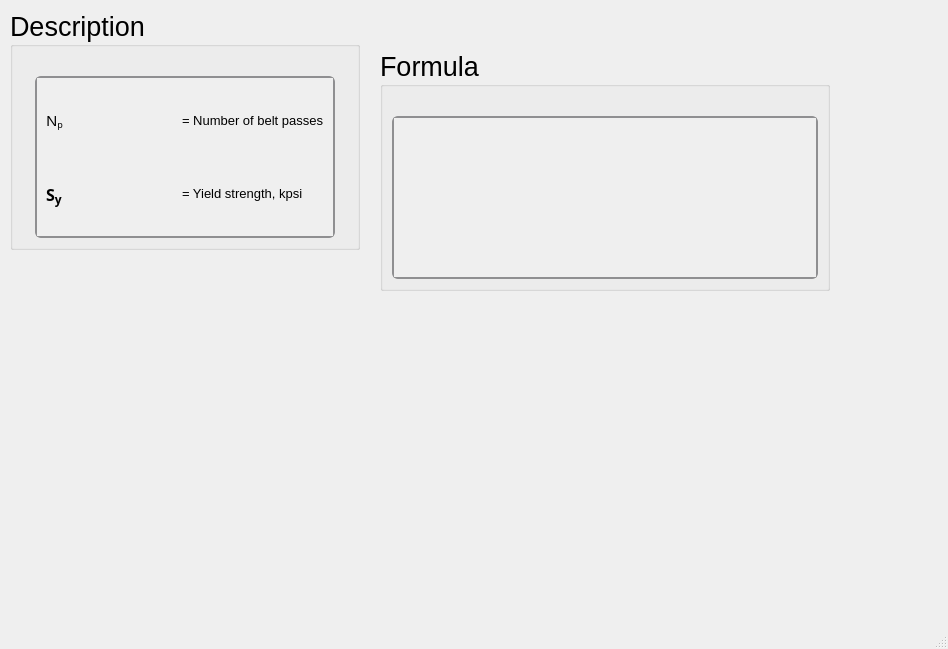
Qt form ui/flatmetalbelt_sf.ui (Ah00ra/HNNS) before a commit.
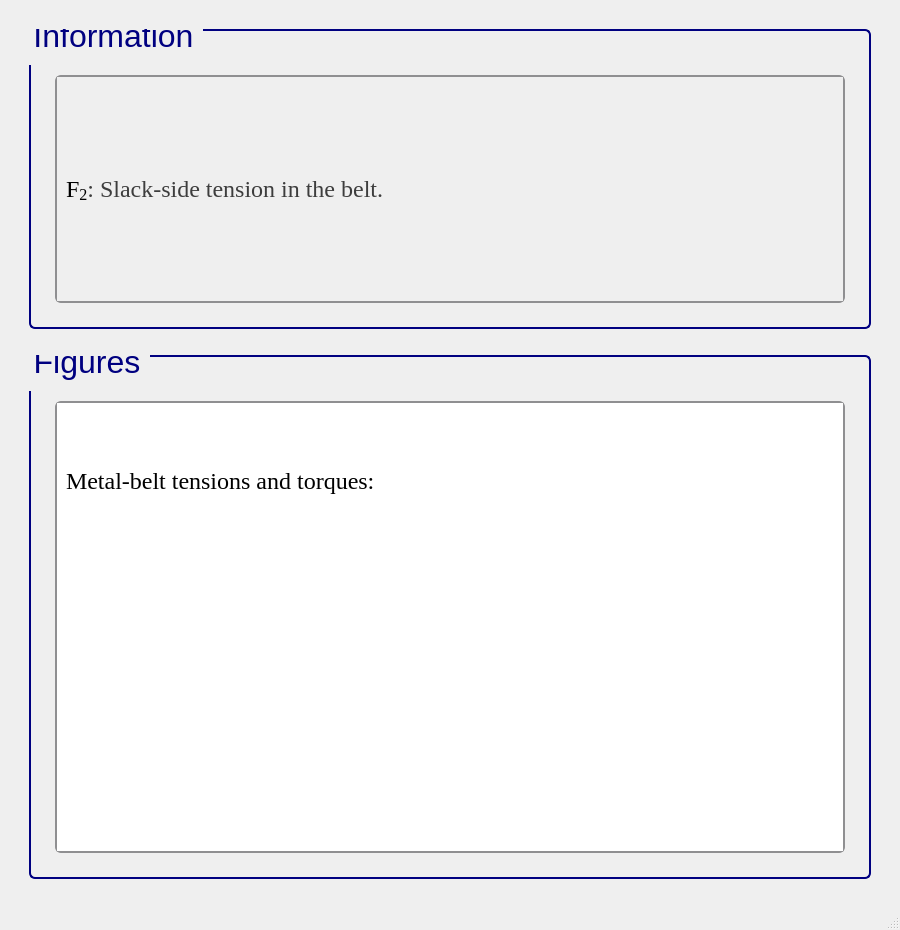
The same form after that commit. Icons and pictures are not drawn.

Commit message: Add ui info to belt and flatbelt metal

```diff
--- a/ui/flatmetalbelt_sf.ui
+++ b/ui/flatmetalbelt_sf.ui
@@ -6,23 +6,45 @@
    <rect>
     <x>0</x>
     <y>0</y>
-    <width>948</width>
-    <height>649</height>
+    <width>900</width>
+    <height>930</height>
    </rect>
   </property>
+  <property name="sizePolicy">
+   <sizepolicy hsizetype="Minimum" vsizetype="Minimum">
+    <horstretch>0</horstretch>
+    <verstretch>0</verstretch>
+   </sizepolicy>
+  </property>
+  <property name="minimumSize">
+   <size>
+    <width>900</width>
+    <height>930</height>
+   </size>
+  </property>
   <property name="windowTitle">
    <string>MainWindow</string>
   </property>
   <widget class="QWidget" name="centralwidget">
-   <widget class="QGroupBox" name="groupBox_115">
-    <property name="geometry">
-     <rect>
-      <x>10</x>
-      <y>10</y>
-      <width>350</width>
-      <height>240</height>
-     </rect>
-    </property>
+   <layout class="QGridLayout" name="gridLayout">
+    <item row="0" column="1">
+     <spacer name="verticalSpacer_26">
+      <property name="orientation">
+       <enum>Qt::Vertical</enum>
+      </property>
+      <property name="sizeType">
+       <enum>QSizePolicy::Fixed</enum>
+      </property>
+      <property name="sizeHint" stdset="0">
+       <size>
+        <width>20</width>
+        <height>20</height>
+       </size>
+      </property>
+     </spacer>
+    </item>
+    <item row="1" column="1">
+     <widget class="QGroupBox" name="groupBox_125">
     <property name="sizePolicy">
      <sizepolicy hsizetype="Minimum" vsizetype="Minimum">
       <horstretch>0</horstretch>
@@ -31,50 +53,72 @@
     </property>
     <property name="minimumSize">
      <size>
-      <width>350</width>
-      <height>0</height>
-     </size>
-    </property>
-    <property name="maximumSize">
-     <size>
-      <width>350</width>
-      <height>241</height>
+        <width>822</width>
+        <height>300</height>
      </size>
     </property>
     <property name="font">
      <font>
       <family>Segoe UI</family>
-      <pointsize>20</pointsize>
+        <pointsize>24</pointsize>
       <weight>50</weight>
       <italic>false</italic>
       <bold>false</bold>
      </font>
     </property>
+      <property name="styleSheet">
+       <string notr="true">QGroupBox {
+    border: 2px solid navy;
+    border-radius: 6px;
+    background-color: qlineargradient(x1:0, y1:0, x2:0, y2:1,
+                                      stop:0 #f6f7fa, stop:1 #dadbde);
+    font: 24pt &quot;Segoe UI&quot;;
+    padding: 5px; /* add padding inside the group box */
+    color: black;
+}
+QGroupBox::title {
+    subcontrol-origin: margin;
+    subcontrol-position: top left;
+    padding-left: 0px;
+    padding-right: 5px;
+    padding-top: 0px;
+    margin-top: -22px;  /* shift title up */
+    color: navy;
+    font-weight: bold;
+}
+</string>
+      </property>
     <property name="title">
-     <string>Description</string>
-    </property>
-    <layout class="QGridLayout" name="gridLayout_240">
-     <item row="1" column="0">
-      <widget class="QScrollArea" name="scrollArea_33">
+       <string>Information</string>
+      </property>
+      <layout class="QGridLayout" name="gridLayout_255">
+       <item row="1" column="2">
+        <spacer name="verticalSpacer_36">
+         <property name="orientation">
+          <enum>Qt::Horizontal</enum>
+         </property>
+         <property name="sizeType">
+          <enum>QSizePolicy::Fixed</enum>
+         </property>
+         <property name="sizeHint" stdset="0">
+          <size>
+           <width>10</width>
+           <height>20</height>
+          </size>
+         </property>
+        </spacer>
+       </item>
+       <item row="1" column="1">
+        <widget class="QScrollArea" name="scrollArea_43">
        <property name="sizePolicy">
         <sizepolicy hsizetype="Minimum" vsizetype="Minimum">
          <horstretch>0</horstretch>
          <verstretch>0</verstretch>
         </sizepolicy>
        </property>
-       <property name="maximumSize">
-        <size>
-         <width>300</width>
-         <height>361</height>
-        </size>
-       </property>
        <property name="font">
         <font>
-         <family>Segoe UI</family>
          <pointsize>15</pointsize>
-         <weight>50</weight>
-         <italic>false</italic>
-         <bold>false</bold>
         </font>
        </property>
        <property name="styleSheet">
@@ -147,76 +191,94 @@
        <property name="widgetResizable">
         <bool>true</bool>
        </property>
-       <widget class="QWidget" name="scrollAreaWidgetContents_33">
+         <widget class="QWidget" name="scrollAreaWidgetContents_43">
         <property name="geometry">
          <rect>
           <x>0</x>
           <y>0</y>
-          <width>296</width>
-          <height>146</height>
-         </rect>
-        </property>
-        <layout class="QGridLayout" name="gridLayout_108">
+            <width>756</width>
+            <height>212</height>
+           </rect>
+          </property>
+          <layout class="QGridLayout" name="gridLayout_3">
          <item row="0" column="0">
           <widget class="QLabel" name="label_96">
            <property name="font">
             <font>
-             <family>Segoe UI Variable Text Semibold</family>
-             <pointsize>11</pointsize>
+               <family>Times New Roman</family>
+               <pointsize>18</pointsize>
              <weight>50</weight>
              <bold>false</bold>
             </font>
            </property>
+             <property name="cursor">
+              <cursorShape>ArrowCursor</cursorShape>
+             </property>
+             <property name="frameShape">
+              <enum>QFrame::NoFrame</enum>
+             </property>
            <property name="text">
-            <string>&lt;html&gt;&lt;head/&gt;&lt;body&gt;&lt;p&gt;N&lt;span style=&quot; vertical-align:sub;&quot;&gt;p&lt;/span&gt;&lt;/p&gt;&lt;/body&gt;&lt;/html&gt;</string>
+              <string>&lt;html&gt;&lt;head/&gt;&lt;body&gt;&lt;p&gt;&lt;span style=&quot; color:#000000;&quot;&gt;F&lt;/span&gt;&lt;span style=&quot; color:#000000; vertical-align:sub;&quot;&gt;2&lt;/span&gt;&lt;span style=&quot; color:#3d3d3d;&quot;&gt;: &lt;/span&gt;&lt;span style=&quot; color:#3d3d3d;&quot;&gt;Slack-side tension in the belt.&lt;/span&gt;&lt;/p&gt;&lt;/body&gt;&lt;/html&gt;</string>
            </property>
           </widget>
          </item>
-         <item row="0" column="1">
-          <widget class="QLabel" name="htext_435">
-           <property name="font">
-            <font>
-             <pointsize>10</pointsize>
-            </font>
-           </property>
-           <property name="text">
-            <string>&lt;html&gt;&lt;head/&gt;&lt;body&gt;&lt;p&gt;= Number of belt passes&lt;/p&gt;&lt;/body&gt;&lt;/html&gt;</string>
-           </property>
-          </widget>
+          </layout>
+         </widget>
+        </widget>
+       </item>
+       <item row="2" column="1">
+        <spacer name="verticalSpacer_37">
+         <property name="orientation">
+          <enum>Qt::Vertical</enum>
+         </property>
+         <property name="sizeType">
+          <enum>QSizePolicy::Fixed</enum>
+         </property>
+         <property name="sizeHint" stdset="0">
+          <size>
+           <width>10</width>
+           <height>10</height>
+          </size>
+         </property>
+        </spacer>
          </item>
          <item row="1" column="0">
-          <widget class="QLabel" name="label_97">
-           <property name="font">
-            <font>
-             <family>Segoe UI Variable Small Semibol</family>
-             <pointsize>11</pointsize>
-             <weight>75</weight>
-             <bold>true</bold>
-            </font>
-           </property>
-           <property name="text">
-            <string>&lt;html&gt;&lt;head/&gt;&lt;body&gt;&lt;p&gt;&lt;span style=&quot; font-size:12pt;&quot;&gt;S&lt;/span&gt;&lt;span style=&quot; font-size:14pt; vertical-align:sub;&quot;&gt;y&lt;/span&gt;&lt;/p&gt;&lt;/body&gt;&lt;/html&gt;</string>
-           </property>
-          </widget>
-         </item>
-         <item row="1" column="1">
-          <widget class="QLabel" name="htext_447">
-           <property name="font">
-            <font>
-             <pointsize>10</pointsize>
-            </font>
-           </property>
-           <property name="text">
-            <string>&lt;html&gt;&lt;head/&gt;&lt;body&gt;&lt;p&gt;= Yield strength, kpsi&lt;/p&gt;&lt;/body&gt;&lt;/html&gt;</string>
-           </property>
-          </widget>
+        <spacer name="verticalSpacer_34">
+         <property name="orientation">
+          <enum>Qt::Horizontal</enum>
+         </property>
+         <property name="sizeType">
+          <enum>QSizePolicy::Fixed</enum>
+         </property>
+         <property name="sizeHint" stdset="0">
+          <size>
+           <width>10</width>
+           <height>20</height>
+          </size>
+         </property>
+        </spacer>
+       </item>
+       <item row="0" column="1">
+        <spacer name="verticalSpacer_35">
+         <property name="orientation">
+          <enum>Qt::Vertical</enum>
+         </property>
+         <property name="sizeType">
+          <enum>QSizePolicy::Fixed</enum>
+         </property>
+         <property name="sizeHint" stdset="0">
+          <size>
+           <width>20</width>
+           <height>30</height>
+          </size>
+         </property>
+        </spacer>
          </item>
         </layout>
        </widget>
-      </widget>
-     </item>
-     <item row="0" column="0">
-      <spacer name="verticalSpacer_115">
+    </item>
+    <item row="2" column="1">
+     <spacer name="verticalSpacer_23">
        <property name="orientation">
         <enum>Qt::Vertical</enum>
        </property>
@@ -231,17 +293,24 @@
        </property>
       </spacer>
      </item>
-    </layout>
-   </widget>
-   <widget class="QGroupBox" name="groupBox_116">
-    <property name="geometry">
-     <rect>
-      <x>380</x>
-      <y>50</y>
-      <width>450</width>
-      <height>241</height>
-     </rect>
-    </property>
+    <item row="3" column="0">
+     <spacer name="verticalSpacer_25">
+      <property name="orientation">
+       <enum>Qt::Horizontal</enum>
+      </property>
+      <property name="sizeType">
+       <enum>QSizePolicy::Fixed</enum>
+      </property>
+      <property name="sizeHint" stdset="0">
+       <size>
+        <width>20</width>
+        <height>20</height>
+       </size>
+      </property>
+     </spacer>
+    </item>
+    <item row="3" column="1">
+     <widget class="QGroupBox" name="groupBox_42">
     <property name="sizePolicy">
      <sizepolicy hsizetype="Minimum" vsizetype="Minimum">
       <horstretch>0</horstretch>
@@ -250,57 +319,190 @@
     </property>
     <property name="minimumSize">
      <size>
-      <width>450</width>
-      <height>0</height>
-     </size>
-    </property>
-    <property name="maximumSize">
-     <size>
-      <width>450</width>
-      <height>241</height>
+        <width>822</width>
+        <height>350</height>
      </size>
     </property>
     <property name="font">
      <font>
       <family>Segoe UI</family>
-      <pointsize>20</pointsize>
+        <pointsize>24</pointsize>
       <weight>50</weight>
       <italic>false</italic>
       <bold>false</bold>
      </font>
     </property>
+      <property name="styleSheet">
+       <string notr="true">/* GroupBox styling */
+QGroupBox {
+    border: 2px solid navy;
+    border-radius: 6px;
+    background-color: qlineargradient(x1:0, y1:0, x2:0, y2:1,
+    stop:0 #f6f7fa, stop:1 #dadbde);
+    font: 24pt &quot;Segoe UI&quot;;
+    padding: 5px;
+    color: black;
+}
+
+/* GroupBox title styling */
+QGroupBox::title {
+    subcontrol-origin: margin;
+    subcontrol-position: top left;
+    padding-left: 0px;
+    padding-right: 5px;
+    padding-top: 0px;
+    margin-top: -22px;
+    color: navy;
+    font-weight: bold;
+}
+
+/* Make QScrollArea (only within GroupBox) have a white background with correct border */
+QGroupBox QScrollArea {
+    background-color: white !important;
+    border: 2px solid #8f8f91;
+    border-radius: 6px;
+}
+
+/* Make QScrollArea's viewport white as well */
+QGroupBox QScrollArea QWidget {
+    background-color: white !important;
+}
+
+/* Scrollbar styling inside QScrollArea in QGroupBox */
+QGroupBox QScrollArea QScrollBar:vertical, QGroupBox QScrollArea QScrollBar:horizontal {
+    background: qlineargradient(x1:0, y1:0, x2:0, y2:1,
+    stop:0 #f6f7fa, stop:1 #dadbde);
+    border: 2px solid #8f8f91;
+    border-radius: 6px;
+    width: 14px;
+    height: 14px;
+    margin: 2px 0 2px 0;
+}
+
+/* Remove bottom button of vertical scrollbar */
+QGroupBox QScrollArea QScrollBar::add-line:vertical {
+    height: 0px;
+    width: 0px;
+    border: none;
+    background: none;
+    margin: 0px;
+    padding: 0px;
+}
+
+/* Scrollbar handle */
+QGroupBox QScrollArea QScrollBar::handle:vertical, QGroupBox QScrollArea QScrollBar::handle:horizontal {
+    background: qlineargradient(x1:0, y1:0, x2:0, y2:1,
+    stop:0 #8f8f91, stop:1 #6f6f71);
+    min-height: 20px;
+    border-radius: 6px;
+    border: 1px solid #6f6f71;
+}
+
+QGroupBox QScrollArea QScrollBar::handle:vertical:hover, QGroupBox QScrollArea QScrollBar::handle:horizontal:hover {
+    background: qlineargradient(x1:0, y1:0, x2:0, y2:1,
+    stop:0 #6f6f71, stop:1 #4f4f51);
+    border: 1px solid #4f4f51;
+}
+
+/* Scrollbar sub-line buttons */
+QGroupBox QScrollArea QScrollBar::sub-line:vertical, QGroupBox QScrollArea QScrollBar::add-line:horizontal, QGroupBox QScrollArea QScrollBar::sub-line:horizontal {
+    background: #8f8f91;
+    border: none;
+    border-radius: 3px;
+    height: 14px;
+    width: 14px;
+    subcontrol-origin: margin;
+}
+
+QGroupBox QScrollArea QScrollBar::sub-line:vertical:hover, QGroupBox QScrollArea QScrollBar::add-line:horizontal:hover, QGroupBox QScrollArea QScrollBar::sub-line:horizontal:hover {
+    background: #6f6f71;
+}
+
+/* Transparent page areas */
+QGroupBox QScrollArea QScrollBar::add-page:vertical, QGroupBox QScrollArea QScrollBar::sub-page:vertical,
+QGroupBox QScrollArea QScrollBar::add-page:horizontal, QGroupBox QScrollArea QScrollBar::sub-page:horizontal {
+    background: transparent;
+}
+</string>
+      </property>
     <property name="title">
-     <string>Formula</string>
-    </property>
-    <layout class="QGridLayout" name="gridLayout_241">
+       <string>Figures</string>
+      </property>
+      <layout class="QGridLayout" name="gridLayout_2">
+       <item row="0" column="1">
+        <spacer name="verticalSpacer_41">
+         <property name="orientation">
+          <enum>Qt::Vertical</enum>
+         </property>
+         <property name="sizeType">
+          <enum>QSizePolicy::Fixed</enum>
+         </property>
+         <property name="sizeHint" stdset="0">
+          <size>
+           <width>20</width>
+           <height>30</height>
+          </size>
+         </property>
+        </spacer>
+       </item>
      <item row="1" column="0">
-      <widget class="QScrollArea" name="scrollArea_34">
-       <property name="sizePolicy">
-        <sizepolicy hsizetype="Minimum" vsizetype="Minimum">
-         <horstretch>0</horstretch>
-         <verstretch>0</verstretch>
-        </sizepolicy>
-       </property>
-       <property name="font">
-        <font>
-         <family>Segoe UI</family>
-         <pointsize>15</pointsize>
-         <weight>50</weight>
-         <italic>false</italic>
-         <bold>false</bold>
-        </font>
-       </property>
+        <spacer name="verticalSpacer_39">
+         <property name="orientation">
+          <enum>Qt::Horizontal</enum>
+         </property>
+         <property name="sizeType">
+          <enum>QSizePolicy::Fixed</enum>
+         </property>
+         <property name="sizeHint" stdset="0">
+          <size>
+           <width>10</width>
+           <height>20</height>
+          </size>
+         </property>
+        </spacer>
+       </item>
+       <item row="1" column="1">
+        <widget class="QScrollArea" name="scrollArea_3">
        <property name="styleSheet">
-        <string notr="true">QScrollArea {
-    background: qlineargradient(x1:0, y1:0, x2:0, y2:1,
-                               stop:0 #f6f7fa, stop:1 #dadbde);
+          <string notr="true">/* GroupBox styling */
+QGroupBox {
+    border: 2px solid navy;
+    border-radius: 6px;
+    background-color: qlineargradient(x1:0, y1:0, x2:0, y2:1,
+    stop:0 #f6f7fa, stop:1 #dadbde);
+    font: 20pt &quot;Segoe UI&quot;;
+    padding: 5px;
+    color: black;
+}
+
+/* GroupBox title styling */
+QGroupBox::title {
+    subcontrol-origin: margin;
+    subcontrol-position: top left;
+    padding-left: 0px;
+    padding-right: 5px;
+    padding-top: 0px;
+    margin-top: -20px;
+    color: navy;
+    font-weight: bold;
+}
+
+/* Make QScrollArea (only within GroupBox) have a white background with correct border */
+QGroupBox QScrollArea {
+    background-color: white !important;
     border: 2px solid #8f8f91;
     border-radius: 6px;
 }
 
-QScrollArea QScrollBar:vertical, QScrollArea QScrollBar:horizontal {
+/* Make QScrollArea's viewport white as well */
+QGroupBox QScrollArea QWidget {
+    background-color: white !important;
+}
+
+/* Scrollbar styling inside QScrollArea in QGroupBox */
+QGroupBox QScrollArea QScrollBar:vertical, QGroupBox QScrollArea QScrollBar:horizontal {
     background: qlineargradient(x1:0, y1:0, x2:0, y2:1,
-                               stop:0 #f6f7fa, stop:1 #dadbde);
+    stop:0 #f6f7fa, stop:1 #dadbde);
     border: 2px solid #8f8f91;
     border-radius: 6px;
     width: 14px;
@@ -308,8 +510,8 @@
     margin: 2px 0 2px 0;
 }
 
-/* Completely remove the bottom button of the vertical scrollbar */
-QScrollArea QScrollBar::add-line:vertical {
+/* Remove bottom button of vertical scrollbar */
+QGroupBox QScrollArea QScrollBar::add-line:vertical {
     height: 0px;
     width: 0px;
     border: none;
@@ -318,9 +520,10 @@
     padding: 0px;
 }
 
-QScrollArea QScrollBar::handle:vertical, QScrollArea QScrollBar::handle:horizontal {
+/* Scrollbar handle */
+QGroupBox QScrollArea QScrollBar::handle:vertical, QGroupBox QScrollArea QScrollBar::handle:horizontal {
     background: qlineargradient(x1:0, y1:0, x2:0, y2:1,
-                               stop:0 #8f8f91, stop:1 #6f6f71);
+    stop:0 #8f8f91, stop:1 #6f6f71);
     min-height: 20px;
     border-radius: 6px;
     border: 1px solid #6f6f71;
@@ -332,7 +535,8 @@
     border: 1px solid #4f4f51;
 }
 
-QScrollArea QScrollBar::sub-line:vertical, QScrollArea QScrollBar::add-line:horizontal, QScrollArea QScrollBar::sub-line:horizontal {
+/* Scrollbar sub-line buttons */
+QGroupBox QScrollArea QScrollBar::sub-line:vertical, QGroupBox QScrollArea QScrollBar::add-line:horizontal, QGroupBox QScrollArea QScrollBar::sub-line:horizontal {
     background: #8f8f91;
     border: none;
     border-radius: 3px;
@@ -345,73 +549,90 @@
     background: #6f6f71;
 }
 
-QScrollArea QScrollBar::add-page:vertical, QScrollArea QScrollBar::sub-page:vertical,
-QScrollArea QScrollBar::add-page:horizontal, QScrollArea QScrollBar::sub-page:horizontal {
+/* Transparent page areas */
+QGroupBox QScrollArea QScrollBar::add-page:vertical, QGroupBox QScrollArea QScrollBar::sub-page:vertical,
+QGroupBox QScrollArea QScrollBar::add-page:horizontal, QGroupBox QScrollArea QScrollBar::sub-page:horizontal {
     background: transparent;
 }
 </string>
        </property>
-       <property name="verticalScrollBarPolicy">
-        <enum>Qt::ScrollBarAsNeeded</enum>
-       </property>
        <property name="widgetResizable">
         <bool>true</bool>
        </property>
-       <widget class="QWidget" name="scrollAreaWidgetContents_34">
+         <widget class="QWidget" name="scrollAreaWidgetContents_3">
         <property name="geometry">
          <rect>
           <x>0</x>
           <y>0</y>
-          <width>422</width>
-          <height>147</height>
-         </rect>
-        </property>
-        <layout class="QGridLayout" name="gridLayout_242">
+            <width>742</width>
+            <height>759</height>
+           </rect>
+          </property>
+          <layout class="QGridLayout" name="gridLayout_4">
+           <item row="2" column="0">
+            <widget class="QLabel" name="label">
+             <property name="frameShape">
+              <enum>QFrame::NoFrame</enum>
+             </property>
+             <property name="text">
+              <string>&lt;html&gt;&lt;head/&gt;&lt;body&gt;&lt;p&gt;&lt;img src=&quot;:/info/info/metal belt tension.png&quot;/&gt;&lt;/p&gt;&lt;/body&gt;&lt;/html&gt;</string>
+             </property>
+            </widget>
+           </item>
          <item row="0" column="0">
-          <widget class="QLabel" name="htext_450">
+            <widget class="QLabel" name="label_6">
            <property name="font">
             <font>
-             <family>MS Shell Dlg 2</family>
-             <pointsize>11</pointsize>
+               <family>Times New Roman</family>
+               <pointsize>18</pointsize>
              <weight>50</weight>
-             <italic>false</italic>
              <bold>false</bold>
             </font>
            </property>
+             <property name="cursor">
+              <cursorShape>ArrowCursor</cursorShape>
+             </property>
+             <property name="frameShape">
+              <enum>QFrame::NoFrame</enum>
+             </property>
            <property name="text">
-            <string>&lt;html&gt;&lt;head/&gt;&lt;body&gt;&lt;p&gt;&lt;img src=&quot;:/desc/images/Sf.png&quot;/&gt;&lt;/p&gt;&lt;/body&gt;&lt;/html&gt;</string>
-           </property>
-           <property name="scaledContents">
-            <bool>true</bool>
+              <string>&lt;html&gt;&lt;head/&gt;&lt;body&gt;&lt;p&gt;Metal-belt tensions and torques:&lt;/p&gt;&lt;/body&gt;&lt;/html&gt;</string>
            </property>
           </widget>
          </item>
          <item row="1" column="0">
-          <widget class="QLabel" name="htext_451">
-           <property name="font">
-            <font>
-             <family>MS Shell Dlg 2</family>
-             <pointsize>11</pointsize>
-             <weight>50</weight>
-             <italic>false</italic>
-             <bold>false</bold>
-            </font>
+            <widget class="QLabel" name="label_2">
+             <property name="frameShape">
+              <enum>QFrame::NoFrame</enum>
            </property>
            <property name="text">
-            <string>&lt;html&gt;&lt;head/&gt;&lt;body&gt;&lt;p&gt;&lt;img src=&quot;:/desc/images/sfmetal.png&quot;/&gt;&lt;/p&gt;&lt;/body&gt;&lt;/html&gt;</string>
-           </property>
-           <property name="scaledContents">
-            <bool>true</bool>
-           </property>
+              <string>&lt;html&gt;&lt;head/&gt;&lt;body&gt;&lt;p&gt;&lt;img src=&quot;:/info/info/metalbelt tension2.png&quot;/&gt;&lt;/p&gt;&lt;/body&gt;&lt;/html&gt;</string>
+             </property>
           </widget>
          </item>
         </layout>
        </widget>
       </widget>
      </item>
-     <item row="0" column="0">
-      <spacer name="verticalSpacer_116">
+       <item row="1" column="2">
+        <spacer name="verticalSpacer_40">
        <property name="orientation">
+          <enum>Qt::Horizontal</enum>
+         </property>
+         <property name="sizeType">
+          <enum>QSizePolicy::Fixed</enum>
+         </property>
+         <property name="sizeHint" stdset="0">
+          <size>
+           <width>10</width>
+           <height>20</height>
+          </size>
+         </property>
+        </spacer>
+       </item>
+       <item row="2" column="1">
+        <spacer name="verticalSpacer_38">
+         <property name="orientation">
         <enum>Qt::Vertical</enum>
        </property>
        <property name="sizeType">
@@ -419,14 +640,48 @@
        </property>
        <property name="sizeHint" stdset="0">
         <size>
+           <width>10</width>
+           <height>10</height>
+          </size>
+         </property>
+        </spacer>
+       </item>
+      </layout>
+     </widget>
+    </item>
+    <item row="3" column="2">
+     <spacer name="verticalSpacer_28">
+      <property name="orientation">
+       <enum>Qt::Horizontal</enum>
+      </property>
+      <property name="sizeType">
+       <enum>QSizePolicy::Fixed</enum>
+      </property>
+      <property name="sizeHint" stdset="0">
+       <size>
          <width>20</width>
          <height>20</height>
         </size>
        </property>
       </spacer>
      </item>
-    </layout>
-   </widget>
+    <item row="4" column="1">
+     <spacer name="verticalSpacer_27">
+      <property name="orientation">
+       <enum>Qt::Vertical</enum>
+      </property>
+      <property name="sizeType">
+       <enum>QSizePolicy::Fixed</enum>
+      </property>
+      <property name="sizeHint" stdset="0">
+       <size>
+        <width>20</width>
+        <height>20</height>
+       </size>
+      </property>
+     </spacer>
+    </item>
+   </layout>
   </widget>
   <widget class="QMenuBar" name="menubar">
    <property name="geometry">
```
Left out of the diff: 16 changed lines with no effect on the pictures. Lines whose indentation alone changed are shown as unchanged. The commit also changes 32 other files.
